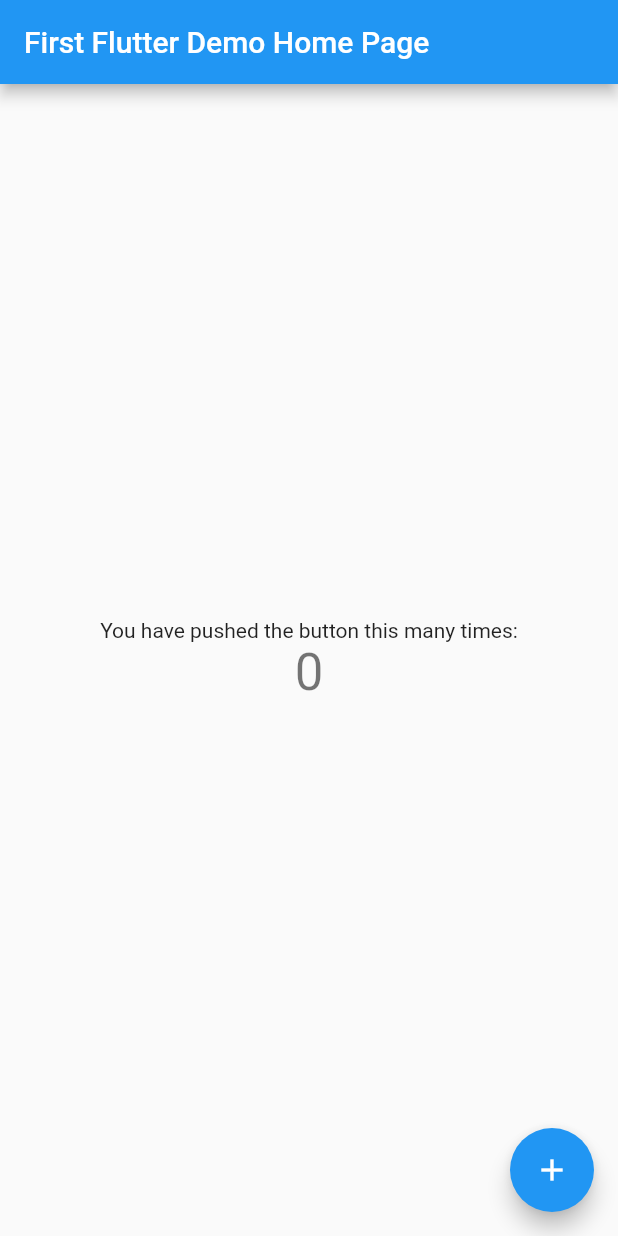
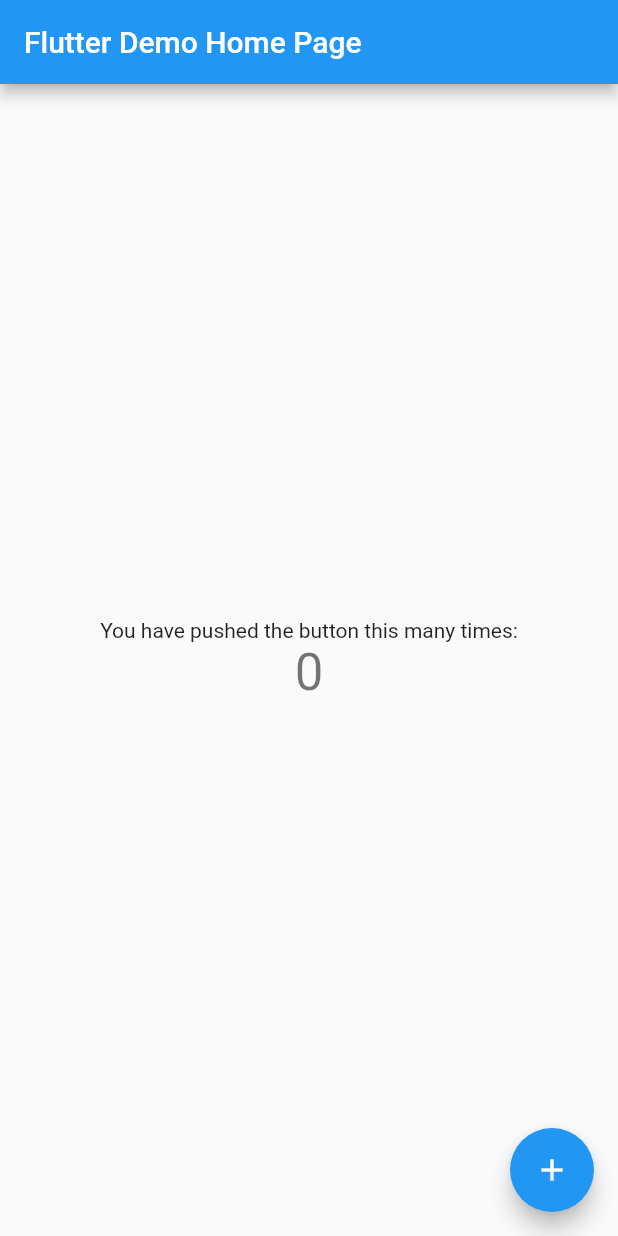
Before and after one commit to eieikhaing/first_demo, a Flutter app: the screen it shows after launch, on a phone screen of 412 x 824 dp. Run offline on Flutter 3.47's test engine with Material 2 defaults, Android fonts, the phone set to English and light mode, and no system bars.

Commit message:
second commit

```diff
--- a/lib/main.dart
+++ b/lib/main.dart
@@ -24,7 +24,7 @@ class MyApp extends StatelessWidget {
         // is not restarted.
         primarySwatch: Colors.blue,
       ),
-      home: const MyHomePage(title: 'First Flutter Demo Home Page'),
+      home: const MyHomePage(title: 'Flutter Demo Home Page'),
     );
   }
 }
```
